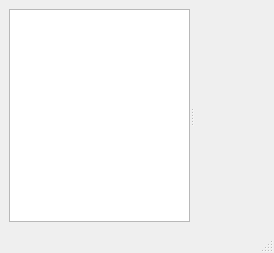
The window that UI/MainWindow.ui (Folcogh/DocRider) describes before a commit, drawn with Qt 5.
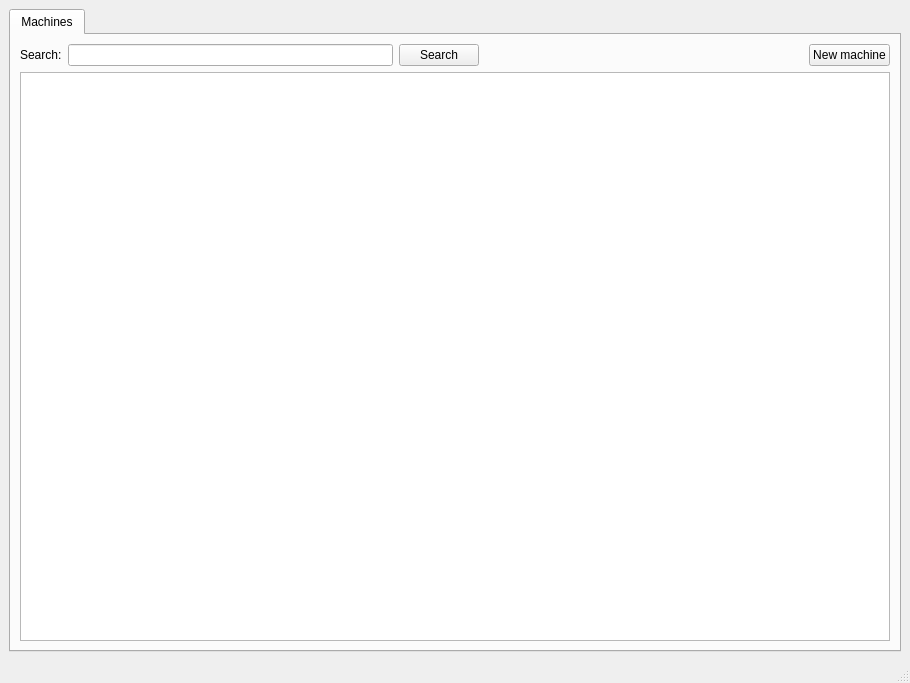
The same window after the commit.

Commit message: - designed the New Machine dialog

Patch:
```diff
--- a/UI/MainWindow.ui
+++ b/UI/MainWindow.ui
@@ -6,8 +6,8 @@
    <rect>
     <x>0</x>
     <y>0</y>
-    <width>274</width>
-    <height>253</height>
+    <width>910</width>
+    <height>683</height>
    </rect>
   </property>
   <property name="windowTitle">
@@ -16,21 +16,61 @@
   <widget class="QWidget" name="centralwidget">
    <layout class="QVBoxLayout" name="verticalLayout">
     <item>
-     <widget class="QSplitter" name="VSplitter">
-      <property name="orientation">
-       <enum>Qt::Horizontal</enum>
+     <widget class="QTabWidget" name="Tabs">
+      <property name="currentIndex">
+       <number>0</number>
       </property>
-      <widget class="QTreeWidget" name="TreeDoc">
-       <attribute name="headerVisible">
-        <bool>false</bool>
+      <widget class="QWidget" name="TabMachine">
+       <attribute name="title">
+        <string>Machines</string>
        </attribute>
-       <column>
-        <property name="text">
-         <string notr="true">1</string>
-        </property>
-       </column>
+       <layout class="QVBoxLayout" name="verticalLayout_2">
+        <item>
+         <layout class="QHBoxLayout" name="HLayoutSearch">
+          <item>
+           <widget class="QLabel" name="LabelSearch">
+            <property name="text">
+             <string>Search:</string>
+            </property>
+           </widget>
+          </item>
+          <item>
+           <widget class="QLineEdit" name="EditSearch"/>
+          </item>
+          <item>
+           <widget class="QPushButton" name="ButtonSearch">
+            <property name="text">
+             <string>Search</string>
+            </property>
+           </widget>
+          </item>
+          <item>
+           <spacer name="HSpacerSearch">
+            <property name="orientation">
+             <enum>Qt::Horizontal</enum>
+            </property>
+            <property name="sizeHint" stdset="0">
+             <size>
+              <width>40</width>
+              <height>20</height>
+             </size>
+            </property>
+           </spacer>
+          </item>
+          <item>
+           <widget class="QPushButton" name="ButtonNewMachine">
+            <property name="text">
+             <string>New machine</string>
+            </property>
+           </widget>
+          </item>
+         </layout>
+        </item>
+        <item>
+         <widget class="QTableWidget" name="TableMachines"/>
+        </item>
+       </layout>
       </widget>
-      <widget class="QWidget" name="DummyWidget" native="true"/>
      </widget>
     </item>
    </layout>
```
Left out of the diff: 2 changed lines with no effect on the pictures. The commit also changes 40 other files.
